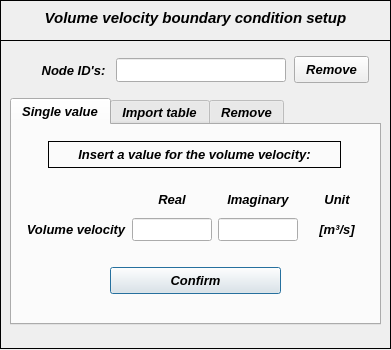
First picture: the form in pulse/uix/user_input/ui/Model/Setup/Acoustic/volumevelocityInput.ui, repository open-pulse/OpenPulse, before the edit.
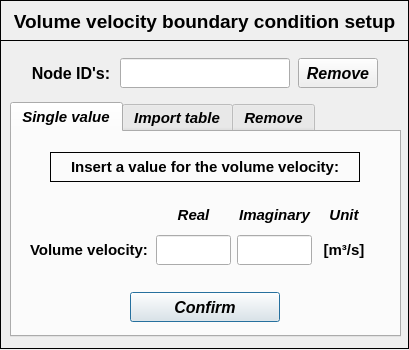
Second picture: the form after the edit. Icons and pictures are not drawn.

```diff
--- a/pulse/uix/user_input/ui/Model/Setup/Acoustic/volumevelocityInput.ui
+++ b/pulse/uix/user_input/ui/Model/Setup/Acoustic/volumevelocityInput.ui
@@ -9,7 +9,7 @@
    <rect>
     <x>0</x>
     <y>0</y>
-    <width>391</width>
+    <width>409</width>
     <height>350</height>
    </rect>
   </property>
@@ -21,13 +21,13 @@
   </property>
   <property name="minimumSize">
    <size>
-    <width>391</width>
+    <width>409</width>
     <height>350</height>
    </size>
   </property>
   <property name="maximumSize">
    <size>
-    <width>391</width>
+    <width>409</width>
     <height>350</height>
    </size>
   </property>
@@ -49,7 +49,7 @@
     <rect>
      <x>0</x>
      <y>0</y>
-     <width>391</width>
+     <width>431</width>
      <height>353</height>
     </rect>
    </property>
@@ -63,7 +63,7 @@
      <rect>
       <x>0</x>
       <y>0</y>
-      <width>391</width>
+      <width>409</width>
       <height>41</height>
      </rect>
     </property>
@@ -79,18 +79,30 @@
     <widget class="QLabel" name="label">
      <property name="geometry">
       <rect>
-       <x>10</x>
-       <y>10</y>
-       <width>371</width>
-       <height>16</height>
+       <x>4</x>
+       <y>6</y>
+       <width>401</width>
+       <height>30</height>
       </rect>
      </property>
+     <property name="minimumSize">
+      <size>
+       <width>401</width>
+       <height>30</height>
+      </size>
+     </property>
+     <property name="maximumSize">
+      <size>
+       <width>401</width>
+       <height>30</height>
+      </size>
+     </property>
      <property name="font">
       <font>
        <family>Arial</family>
-       <pointsize>11</pointsize>
+       <pointsize>14</pointsize>
        <weight>75</weight>
-       <italic>true</italic>
+       <italic>false</italic>
        <bold>true</bold>
       </font>
      </property>
@@ -110,7 +122,7 @@
      <rect>
       <x>0</x>
       <y>40</y>
-      <width>391</width>
+      <width>409</width>
       <height>309</height>
      </rect>
     </property>
@@ -120,62 +132,31 @@
     <property name="frameShadow">
      <enum>QFrame::Plain</enum>
     </property>
-    <widget class="QWidget" name="verticalLayoutWidget">
-     <property name="geometry">
-      <rect>
-       <x>34</x>
-       <y>19</y>
-       <width>79</width>
-       <height>23</height>
-      </rect>
-     </property>
-     <layout class="QVBoxLayout" name="verticalLayout">
-      <item>
-       <widget class="QLabel" name="label_2">
-        <property name="font">
-         <font>
-          <family>Arial</family>
-          <pointsize>10</pointsize>
-          <weight>75</weight>
-          <italic>true</italic>
-          <bold>true</bold>
-         </font>
-        </property>
-        <property name="text">
-         <string>Node ID's:</string>
-        </property>
-        <property name="alignment">
-         <set>Qt::AlignCenter</set>
-        </property>
-       </widget>
-      </item>
-     </layout>
-    </widget>
     <widget class="QTabWidget" name="tabWidget_volume_velocity">
      <property name="geometry">
       <rect>
        <x>10</x>
-       <y>58</y>
-       <width>371</width>
-       <height>227</height>
+       <y>62</y>
+       <width>391</width>
+       <height>235</height>
       </rect>
      </property>
      <property name="minimumSize">
       <size>
        <width>0</width>
-       <height>227</height>
+       <height>235</height>
       </size>
      </property>
      <property name="maximumSize">
       <size>
        <width>16777215</width>
-       <height>227</height>
+       <height>235</height>
       </size>
      </property>
      <property name="font">
       <font>
        <family>Arial</family>
-       <pointsize>10</pointsize>
+       <pointsize>11</pointsize>
        <weight>75</weight>
        <italic>true</italic>
        <bold>true</bold>
@@ -191,36 +172,39 @@
       <widget class="QWidget" name="gridLayoutWidget">
        <property name="geometry">
         <rect>
-         <x>14</x>
-         <y>62</y>
-         <width>344</width>
-         <height>61</height>
+         <x>16</x>
+         <y>68</y>
+         <width>342</width>
+         <height>69</height>
         </rect>
        </property>
        <layout class="QGridLayout" name="gridLayout">
-        <item row="1" column="2">
+        <item row="1" column="2" alignment="Qt::AlignHCenter">
          <widget class="QLineEdit" name="lineEdit_volume_velocity_imag">
           <property name="minimumSize">
            <size>
-            <width>80</width>
-            <height>0</height>
+            <width>75</width>
+            <height>30</height>
            </size>
           </property>
           <property name="maximumSize">
            <size>
-            <width>80</width>
-            <height>16777215</height>
+            <width>75</width>
+            <height>30</height>
            </size>
           </property>
           <property name="font">
            <font>
             <family>Arial</family>
-            <pointsize>10</pointsize>
+            <pointsize>11</pointsize>
             <weight>75</weight>
             <italic>true</italic>
             <bold>true</bold>
            </font>
           </property>
+          <property name="styleSheet">
+           <string notr="true">color: rgb(255, 0, 0);</string>
+          </property>
           <property name="text">
            <string/>
           </property>
@@ -229,29 +213,32 @@
           </property>
          </widget>
         </item>
-        <item row="1" column="1">
+        <item row="1" column="1" alignment="Qt::AlignHCenter">
          <widget class="QLineEdit" name="lineEdit_volume_velocity_real">
           <property name="minimumSize">
            <size>
-            <width>80</width>
-            <height>0</height>
+            <width>75</width>
+            <height>30</height>
            </size>
           </property>
           <property name="maximumSize">
            <size>
-            <width>80</width>
-            <height>16777215</height>
+            <width>75</width>
+            <height>30</height>
            </size>
           </property>
           <property name="font">
            <font>
             <family>Arial</family>
-            <pointsize>10</pointsize>
+            <pointsize>11</pointsize>
             <weight>75</weight>
             <italic>true</italic>
             <bold>true</bold>
            </font>
           </property>
+          <property name="styleSheet">
+           <string notr="true">color: rgb(255, 0, 0);</string>
+          </property>
           <property name="text">
            <string/>
           </property>
@@ -260,25 +247,23 @@
           </property>
          </widget>
         </item>
-        <item row="1" column="3">
+        <item row="1" column="3" alignment="Qt::AlignHCenter">
          <widget class="QLabel" name="label_13">
           <property name="minimumSize">
            <size>
-            <width>40</width>
-            <height>15</height>
+            <width>50</width>
+            <height>30</height>
            </size>
           </property>
           <property name="maximumSize">
            <size>
-            <width>100</width>
-            <height>15</height>
+            <width>50</width>
+            <height>30</height>
            </size>
           </property>
           <property name="font">
            <font>
-            <family>Arial</family>
-            <pointsize>10</pointsize>
-            <italic>true</italic>
+            <italic>false</italic>
            </font>
           </property>
           <property name="text">
@@ -289,24 +274,24 @@
           </property>
          </widget>
         </item>
-        <item row="0" column="3">
+        <item row="0" column="3" alignment="Qt::AlignHCenter">
          <widget class="QLabel" name="label_5">
           <property name="minimumSize">
            <size>
             <width>50</width>
-            <height>15</height>
+            <height>25</height>
            </size>
           </property>
           <property name="maximumSize">
            <size>
-            <width>16777215</width>
-            <height>15</height>
+            <width>50</width>
+            <height>25</height>
            </size>
           </property>
           <property name="font">
            <font>
             <family>Arial</family>
-            <pointsize>10</pointsize>
+            <pointsize>11</pointsize>
             <weight>75</weight>
             <italic>true</italic>
             <bold>true</bold>
@@ -326,24 +311,24 @@
           </property>
          </widget>
         </item>
-        <item row="0" column="2">
+        <item row="0" column="2" alignment="Qt::AlignHCenter">
          <widget class="QLabel" name="label_8">
           <property name="minimumSize">
            <size>
-            <width>0</width>
-            <height>15</height>
+            <width>75</width>
+            <height>25</height>
            </size>
           </property>
           <property name="maximumSize">
            <size>
-            <width>16777215</width>
-            <height>15</height>
+            <width>75</width>
+            <height>25</height>
            </size>
           </property>
           <property name="font">
            <font>
             <family>Arial</family>
-            <pointsize>10</pointsize>
+            <pointsize>11</pointsize>
             <weight>75</weight>
             <italic>true</italic>
             <bold>true</bold>
@@ -363,24 +348,24 @@
           </property>
          </widget>
         </item>
-        <item row="0" column="1">
+        <item row="0" column="1" alignment="Qt::AlignHCenter">
          <widget class="QLabel" name="label_7">
           <property name="minimumSize">
            <size>
-            <width>0</width>
-            <height>15</height>
+            <width>75</width>
+            <height>25</height>
            </size>
           </property>
           <property name="maximumSize">
            <size>
-            <width>16777215</width>
-            <height>15</height>
+            <width>75</width>
+            <height>25</height>
            </size>
           </property>
           <property name="font">
            <font>
             <family>Arial</family>
-            <pointsize>10</pointsize>
+            <pointsize>11</pointsize>
             <weight>75</weight>
             <italic>true</italic>
             <bold>true</bold>
@@ -400,20 +385,32 @@
           </property>
          </widget>
         </item>
-        <item row="1" column="0">
+        <item row="1" column="0" alignment="Qt::AlignHCenter">
          <widget class="QLabel" name="label_6">
           <property name="enabled">
            <bool>true</bool>
           </property>
+          <property name="minimumSize">
+           <size>
+            <width>122</width>
+            <height>30</height>
+           </size>
+          </property>
+          <property name="maximumSize">
+           <size>
+            <width>122</width>
+            <height>30</height>
+           </size>
+          </property>
           <property name="font">
            <font>
             <family>Arial</family>
-            <pointsize>10</pointsize>
-            <italic>true</italic>
+            <pointsize>11</pointsize>
+            <italic>false</italic>
            </font>
           </property>
           <property name="text">
-           <string>Volume velocity</string>
+           <string>Volume velocity:</string>
           </property>
           <property name="alignment">
            <set>Qt::AlignCenter</set>
@@ -425,16 +422,16 @@
       <widget class="QPushButton" name="pushButton_single_values_confirm">
        <property name="geometry">
         <rect>
-         <x>98</x>
-         <y>142</y>
-         <width>171</width>
-         <height>27</height>
+         <x>118</x>
+         <y>160</y>
+         <width>150</width>
+         <height>30</height>
         </rect>
        </property>
        <property name="font">
         <font>
          <family>Arial</family>
-         <pointsize>10</pointsize>
+         <pointsize>12</pointsize>
          <weight>75</weight>
          <italic>true</italic>
          <bold>true</bold>
@@ -450,18 +447,36 @@
        </property>
        <property name="geometry">
         <rect>
-         <x>36</x>
-         <y>16</y>
-         <width>293</width>
-         <height>27</height>
+         <x>38</x>
+         <y>20</y>
+         <width>310</width>
+         <height>30</height>
         </rect>
        </property>
+       <property name="minimumSize">
+        <size>
+         <width>0</width>
+         <height>30</height>
+        </size>
+       </property>
+       <property name="maximumSize">
+        <size>
+         <width>310</width>
+         <height>30</height>
+        </size>
+       </property>
+       <property name="sizeIncrement">
+        <size>
+         <width>310</width>
+         <height>30</height>
+        </size>
+       </property>
        <property name="font">
         <font>
          <family>Arial</family>
-         <pointsize>10</pointsize>
+         <pointsize>11</pointsize>
          <weight>75</weight>
-         <italic>true</italic>
+         <italic>false</italic>
          <bold>true</bold>
         </font>
        </property>
@@ -758,10 +773,10 @@
     <widget class="QLineEdit" name="lineEdit_nodeID">
      <property name="geometry">
       <rect>
-       <x>116</x>
+       <x>120</x>
        <y>18</y>
        <width>170</width>
-       <height>24</height>
+       <height>30</height>
       </rect>
      </property>
      <property name="minimumSize">
@@ -779,7 +794,7 @@
      <property name="font">
       <font>
        <family>Arial</family>
-       <pointsize>10</pointsize>
+       <pointsize>11</pointsize>
        <weight>75</weight>
        <italic>true</italic>
        <bold>true</bold>
@@ -788,6 +803,9 @@
      <property name="focusPolicy">
       <enum>Qt::ClickFocus</enum>
      </property>
+     <property name="styleSheet">
+      <string notr="true">color: rgb(0, 0, 255);</string>
+     </property>
      <property name="text">
       <string/>
      </property>
@@ -798,28 +816,28 @@
     <widget class="QPushButton" name="pushButton_remove_bc_confirm">
      <property name="geometry">
       <rect>
-       <x>294</x>
-       <y>16</y>
-       <width>75</width>
-       <height>27</height>
+       <x>298</x>
+       <y>18</y>
+       <width>80</width>
+       <height>30</height>
       </rect>
      </property>
      <property name="minimumSize">
       <size>
        <width>0</width>
-       <height>27</height>
+       <height>30</height>
       </size>
      </property>
      <property name="maximumSize">
       <size>
        <width>16777215</width>
-       <height>26</height>
+       <height>30</height>
       </size>
      </property>
      <property name="font">
       <font>
        <family>Arial</family>
-       <pointsize>10</pointsize>
+       <pointsize>12</pointsize>
        <weight>75</weight>
        <italic>true</italic>
        <bold>true</bold>
@@ -829,6 +847,43 @@
       <string>Remove</string>
      </property>
     </widget>
+    <widget class="QLabel" name="label_2">
+     <property name="geometry">
+      <rect>
+       <x>26</x>
+       <y>18</y>
+       <width>90</width>
+       <height>30</height>
+      </rect>
+     </property>
+     <property name="minimumSize">
+      <size>
+       <width>90</width>
+       <height>30</height>
+      </size>
+     </property>
+     <property name="maximumSize">
+      <size>
+       <width>90</width>
+       <height>30</height>
+      </size>
+     </property>
+     <property name="font">
+      <font>
+       <family>Arial</family>
+       <pointsize>12</pointsize>
+       <weight>75</weight>
+       <italic>false</italic>
+       <bold>true</bold>
+      </font>
+     </property>
+     <property name="text">
+      <string>Node ID's:</string>
+     </property>
+     <property name="alignment">
+      <set>Qt::AlignCenter</set>
+     </property>
+    </widget>
    </widget>
   </widget>
  </widget>
```
Left out of the diff: 139 changed lines with no effect on the pictures.
